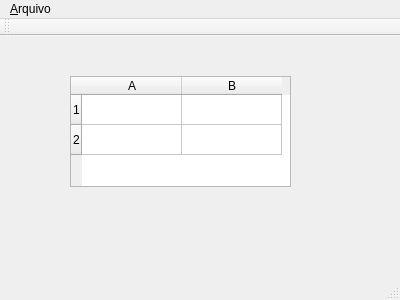
This is tp_pm/planilha/planilha/mainwindow.ui in MarlonJrBM/electronic-worksheet as Qt 5 draws it before an edit. The edited form follows.
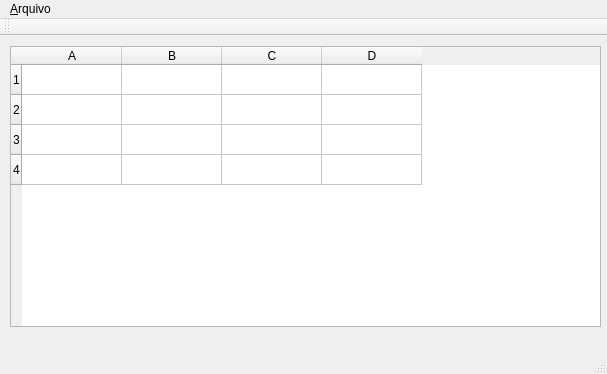
This is the edited form.

Patch:
```diff
--- a/tp_pm/planilha/planilha/mainwindow.ui
+++ b/tp_pm/planilha/planilha/mainwindow.ui
@@ -6,8 +6,8 @@
    <rect>
     <x>0</x>
     <y>0</y>
-    <width>400</width>
-    <height>300</height>
+    <width>607</width>
+    <height>374</height>
    </rect>
   </property>
   <property name="windowTitle">
@@ -17,10 +17,10 @@
    <widget class="QTableWidget" name="tableWidget">
     <property name="geometry">
      <rect>
-      <x>70</x>
-      <y>40</y>
-      <width>221</width>
-      <height>111</height>
+      <x>10</x>
+      <y>10</y>
+      <width>591</width>
+      <height>281</height>
      </rect>
     </property>
     <row>
@@ -33,6 +33,16 @@
       <string>2</string>
      </property>
     </row>
+    <row>
+     <property name="text">
+      <string>3</string>
+     </property>
+    </row>
+    <row>
+     <property name="text">
+      <string>4</string>
+     </property>
+    </row>
     <column>
      <property name="text">
       <string>A</string>
@@ -43,6 +53,16 @@
       <string>B</string>
      </property>
     </column>
+    <column>
+     <property name="text">
+      <string>C</string>
+     </property>
+    </column>
+    <column>
+     <property name="text">
+      <string>D</string>
+     </property>
+    </column>
    </widget>
   </widget>
   <widget class="QMenuBar" name="menuBar">
@@ -50,7 +70,7 @@
     <rect>
      <x>0</x>
      <y>0</y>
-     <width>400</width>
+     <width>607</width>
      <height>20</height>
     </rect>
    </property>
```
Left out of the diff: 16 changed lines with no effect on the pictures.
